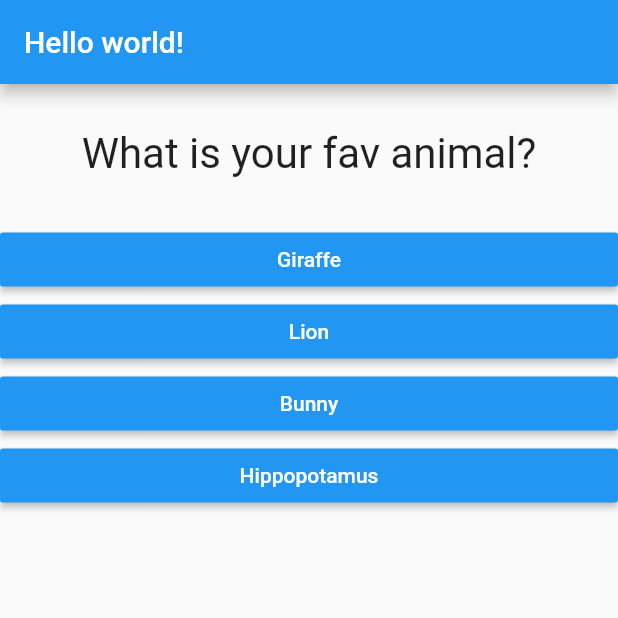
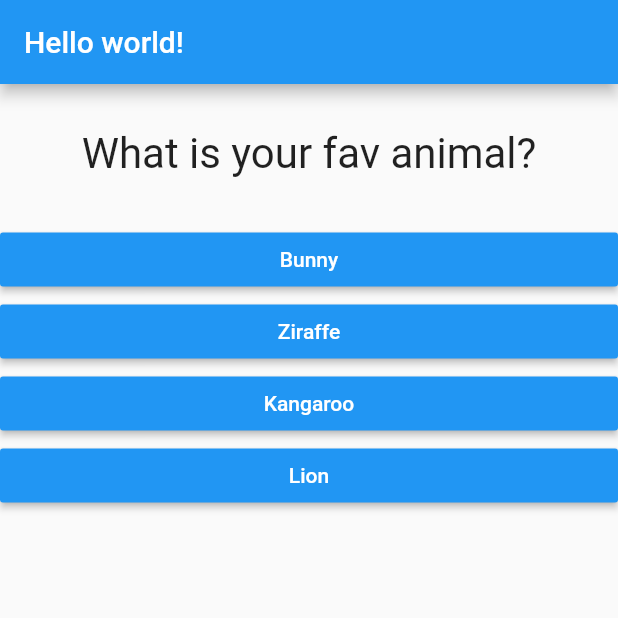
Before and after one commit to Ismail-Ai404/flutter_complete_guide, a Flutter app: the screen it shows after launch, after a tap on "Red", on a phone screen of 412 x 824 dp, the top half of it. Run offline on Flutter 3.47's test engine with Material 2 defaults, Android fonts, the phone set to English and light mode, and no system bars.

Commit message:
Add score to answers

```diff
--- a/lib/main.dart
+++ b/lib/main.dart
@@ -21,24 +21,94 @@ class _MyAppState extends State<MyApp> {
   final _questions = const [
     {
       'questionText': 'What is your fav color?',
-      'answerText': ['Red', 'Indica', 'Purple', 'Black'],
+      'answerText': [
+        {
+          'text': 'Red',
+          'score': 10,
+        },
+        {
+          'text': 'Indica',
+          'score': 5,
+        },
+        {
+          'text': 'Purple',
+          'score': 3,
+        },
+        {
+          'text': 'Black',
+          'score': 2,
+        }
+      ],
     },
     {
       'questionText': 'What is your fav animal?',
-      'answerText': ['Giraffe', 'Lion', 'Bunny', 'Hippopotamus'],
+      'answerText': [
+        {
+          'text': 'Bunny',
+          'score': 10,
+        },
+        {
+          'text': 'Ziraffe',
+          'score': 5,
+        },
+        {
+          'text': 'Kangaroo',
+          'score': 3,
+        },
+        {
+          'text': 'Lion',
+          'score': 2,
+        }
+      ],
     },
     {
       'questionText': 'What is your fav food?',
-      'answerText': ['Steak', 'Chicken', 'Burger', 'Fries'],
+      'answerText': [
+        {
+          'text': 'Steak',
+          'score': 10,
+        },
+        {
+          'text': 'Chicken',
+          'score': 5,
+        },
+        {
+          'text': 'Goat',
+          'score': 3,
+        },
+        {
+          'text': 'Fish',
+          'score': 2,
+        }
+      ],
     },
     {
       'questionText': 'Who is your fav person?',
-      'answerText': ['Ismail', 'Ayon', 'Ismail', 'Ayon'],
+      'answerText': [
+        {
+          'text': 'Ismail',
+          'score': 10,
+        },
+        {
+          'text': 'Ayon',
+          'score': 10,
+        },
+        {
+          'text': 'Ismail',
+          'score': 10,
+        },
+        {
+          'text': 'Ayon',
+          'score': 10,
+        }
+      ],
     },
   ];
   var questionIndex = 0;
+  var scoreMain = 0;
 
-  void _answerChosen() {
+  void _answerChosen(int scoreFromOne) {
+    scoreMain += scoreFromOne;
     setState(() {
       if (questionIndex <= _questions.length) questionIndex++;
     });
--- a/lib/quiz.dart
+++ b/lib/quiz.dart
@@ -4,7 +4,7 @@ import 'question.dart';
 import 'answer.dart';
 
 class Quiz extends StatelessWidget {
-  final VoidCallback answerChosen;
+  final Function answerChosen;
   final int questionIndex;
   final List<Map<String, Object>> questions;
 
@@ -18,12 +18,12 @@ class Quiz extends StatelessWidget {
     return Column(
       children: [
         Question(questions[questionIndex]['questionText']),
-        ...(questions[questionIndex]["answerText"] as List<String>)
+        ...(questions[questionIndex]["answerText"] as List<Map<String, Object>>)
             .map((answer) {
           int count = 3;
           if (count == 3) count = -1;
           count++;
-          return Answer(answerChosen, answer);
+          return Answer(() => answerChosen(answer['score']), answer['text']);
         }).toList(),
       ],
     );
```
